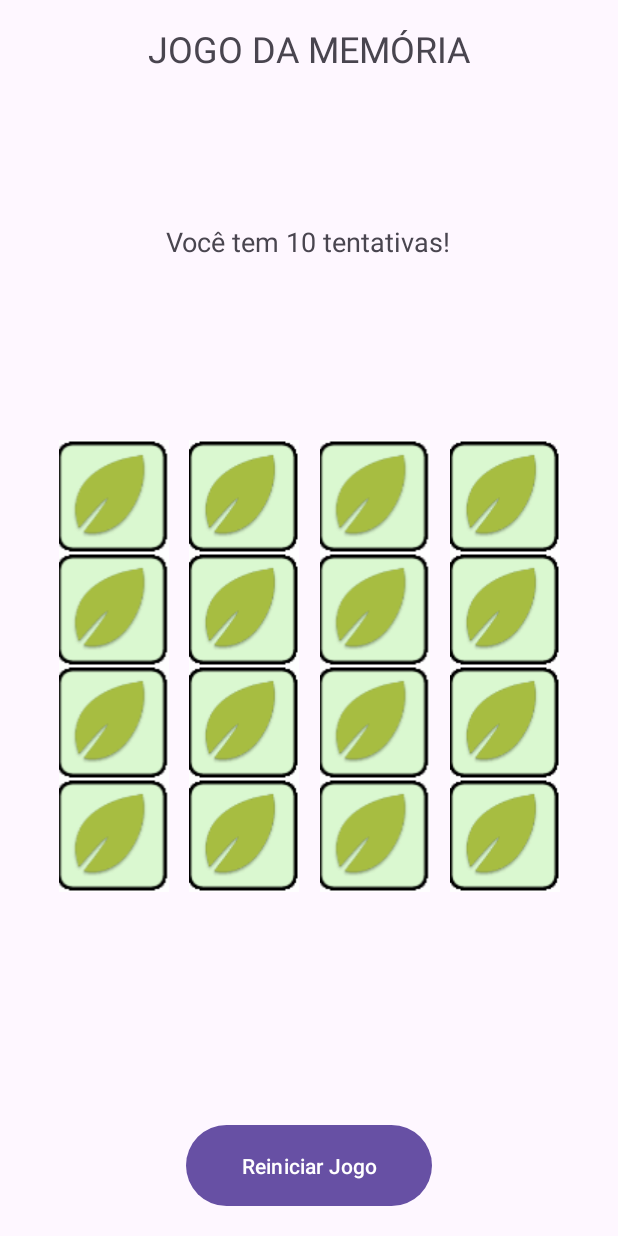
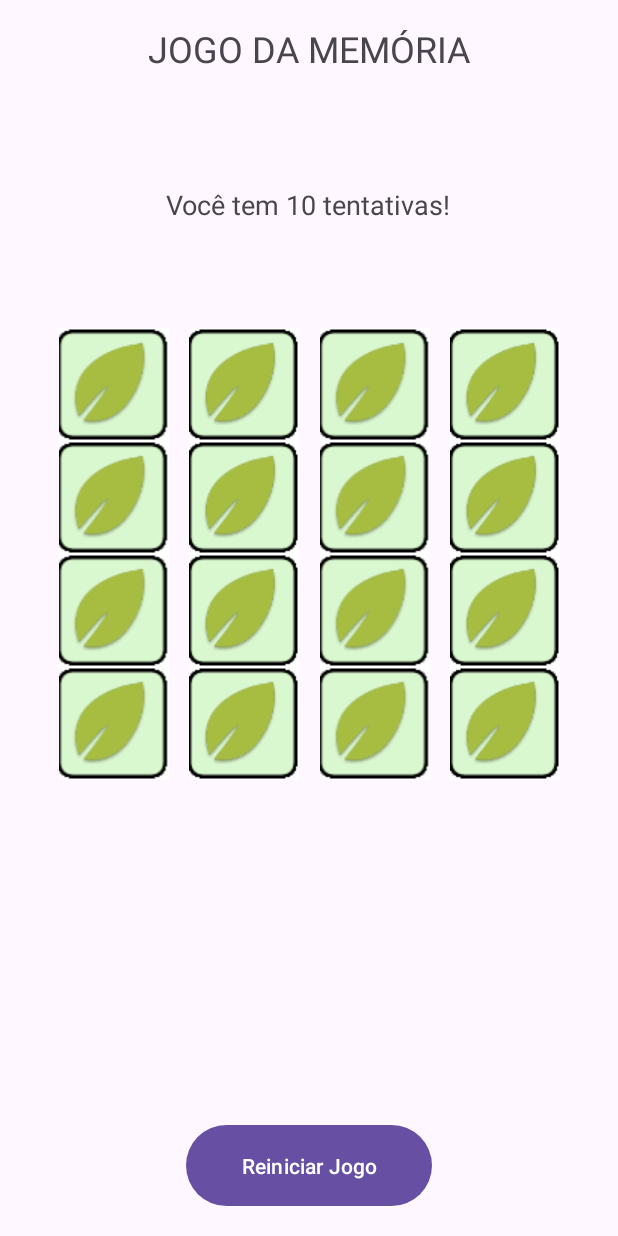
Before and after one commit to italocostta/PDM, an Android app: the screen it shows after launch (MainActivity), on a phone screen of 412 x 824 dp. Run offline under Robolectric (Android 15) with nearby library versions, the phone set to English and light mode, and no system bars.

Commit message:
imagem e layout ajustado

```diff
--- a/JogoMemoria/app/src/main/res/layout/activity_main.xml
+++ b/JogoMemoria/app/src/main/res/layout/activity_main.xml
@@ -21,7 +21,7 @@
         android:layout_height="wrap_content"
         android:text="Você tem 10 tentativas!"
         android:textSize="18sp"
-        android:layout_marginTop="100dp"
+        android:layout_marginTop="75dp"
         android:gravity="center"/>
 
 
@@ -33,7 +33,7 @@
         android:columnCount="4"
         android:rowCount="4"
         android:layout_gravity="center"
-        android:layout_marginTop="120dp"
+        android:layout_marginTop="70dp"
         android:layout_marginBottom="16dp"
         android:layout_marginStart="16dp"
         android:layout_marginEnd="16dp"
```
Also changed, not shown: JogoMemoria/app/src/main/res/drawable/imagem1.png.
